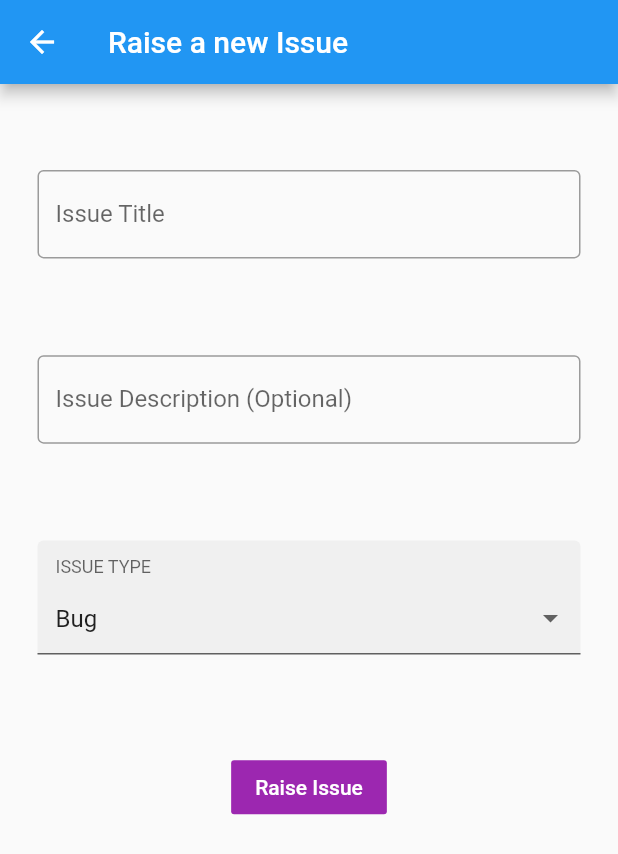
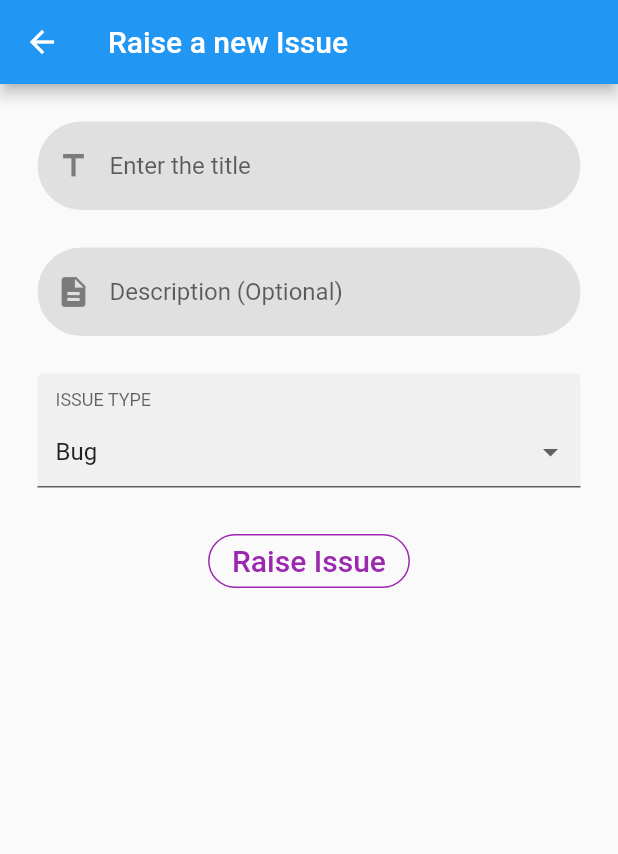
Before and after one commit to Sparsh1212/spuggyApp, a Flutter app: the NewIssue screen opened directly with empty values, on a phone screen of 412 x 824 dp. Shown: the top 854 px of the screen. Run offline on Flutter 3.47's test engine with Material 2 defaults, Android fonts, the phone set to English and light mode, and no system bars; drawn by our look-alikes of dropdown_formfield; our stand-ins replace carousel_slider, curved_navigation_bar, flutter_html, flutter_secure_storage, flutter_spinkit; missing offline and left inert: flutter_inappwebview; accounts and stored records are empty; network calls fail.

Commit message:
Enhanced UI of Edit Issue, New Issue

```diff
--- /dev/null
+++ b/lib/common.dart
@@ -0,0 +1,16 @@
+import 'package:flutter/material.dart';
+
+var textFieldDecoration = InputDecoration(
+  hintText: 'Enter the title',
+  enabledBorder: OutlineInputBorder(
+    borderSide: BorderSide(color: Colors.transparent),
+    borderRadius: BorderRadius.all(Radius.circular(30.0)),
+  ),
+  focusedBorder: OutlineInputBorder(
+    borderSide: BorderSide(color: Colors.green),
+    borderRadius: BorderRadius.all(Radius.circular(30.0)),
+  ),
+  prefixIcon: Icon(Icons.title),
+  filled: true,
+  fillColor: Colors.grey[300],
+);
--- a/lib/newissue.dart
+++ b/lib/newissue.dart
@@ -1,6 +1,7 @@
 import 'package:flutter/material.dart';
 import 'package:dropdown_formfield/dropdown_formfield.dart';
 import 'brain.dart';
+import 'common.dart';
 
 class NewIssue extends StatefulWidget {
   final String token;
@@ -30,22 +31,22 @@ class _NewIssueState extends State<NewIssue> {
         child: Container(
           height: 500.0,
           child: Column(
-            mainAxisAlignment: MainAxisAlignment.spaceAround,
             children: [
               TextField(
                 controller: titleHandler,
-                decoration: InputDecoration(
-                    labelText: 'Issue Title',
-                    hintText: 'Enter the title',
-                    border: OutlineInputBorder()),
+                decoration: textFieldDecoration,
+              ),
+              SizedBox(
+                height: 25.0,
               ),
               TextField(
                 controller: descriptionHandler,
-                decoration: InputDecoration(
-                  labelText: 'Issue Description (Optional)',
-                  hintText: 'Enter Description',
-                  border: OutlineInputBorder(),
-                ),
+                decoration: textFieldDecoration.copyWith(
+                    hintText: 'Description (Optional)',
+                    prefixIcon: Icon(Icons.description)),
+              ),
+              SizedBox(
+                height: 25.0,
               ),
               DropDownFormField(
                 onChanged: (value) {
@@ -69,11 +70,17 @@ class _NewIssueState extends State<NewIssue> {
                 textField: 'display',
                 valueField: 'value',
               ),
+              SizedBox(
+                height: 25.0,
+              ),
               FlatButton(
-                color: Colors.purple,
+                shape: RoundedRectangleBorder(
+                    borderRadius: BorderRadius.circular(18.0),
+                    side: BorderSide(color: Colors.purple)),
+                //color: Colors.purple,
                 child: Text(
                   'Raise Issue',
-                  style: TextStyle(color: Colors.white),
+                  style: TextStyle(color: Colors.purple, fontSize: 20.0),
                 ),
                 onPressed: () async {
                   var obj = {
```
Also changed, not shown: lib/comments.dart (+6 -5 lines), lib/editissue.dart (+43 -58 lines), flutter_01.png (added).
